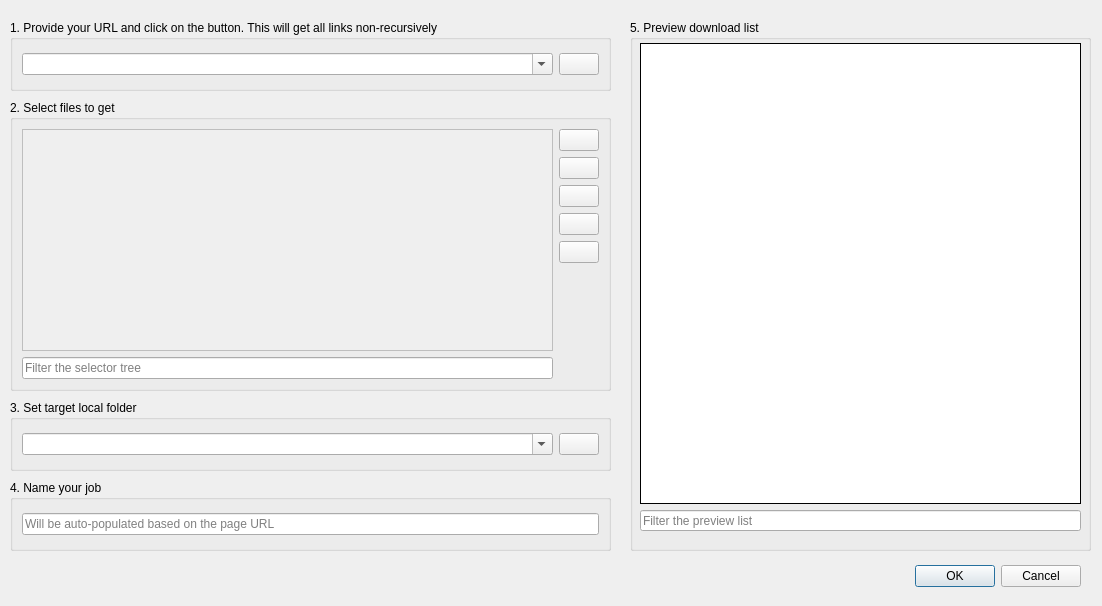
This is aoget/qt/job_editor.ui in endre-git/aoget as Qt 5 draws it before an edit. The edited form follows.
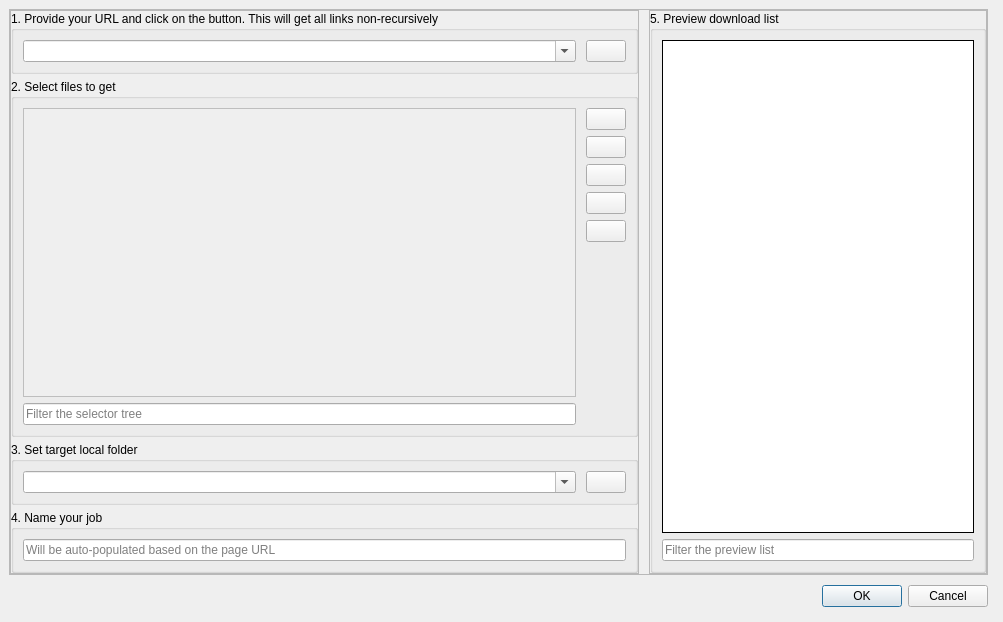
This is the edited form. Icons and pictures are not drawn.

Commit message: milestone completed: job editor. EXE can be created now

The edit to the form file:
```diff
--- a/aoget/qt/job_editor.ui
+++ b/aoget/qt/job_editor.ui
@@ -6,42 +6,86 @@
    <rect>
     <x>0</x>
     <y>0</y>
-    <width>1102</width>
-    <height>606</height>
+    <width>1003</width>
+    <height>622</height>
    </rect>
   </property>
   <property name="windowTitle">
    <string>Job Editor</string>
   </property>
-  <widget class="QDialogButtonBox" name="buttonBox">
-   <property name="geometry">
-    <rect>
-     <x>460</x>
-     <y>560</y>
-     <width>621</width>
-     <height>32</height>
-    </rect>
+  <layout class="QVBoxLayout" name="verticalLayout" stretch="10,0">
+   <property name="spacing">
+    <number>10</number>
    </property>
-   <property name="orientation">
-    <enum>Qt::Horizontal</enum>
+   <property name="leftMargin">
+    <number>9</number>
    </property>
-   <property name="standardButtons">
-    <set>QDialogButtonBox::Cancel|QDialogButtonBox::Ok</set>
+   <property name="topMargin">
+    <number>9</number>
    </property>
-  </widget>
-  <widget class="QGroupBox" name="groupBox">
-   <property name="geometry">
-    <rect>
-     <x>10</x>
-     <y>20</y>
-     <width>601</width>
-     <height>71</height>
-    </rect>
+   <property name="rightMargin">
+    <number>15</number>
    </property>
+   <property name="bottomMargin">
+    <number>15</number>
+   </property>
+   <item>
+    <widget class="QFrame" name="windowFrame">
+     <property name="frameShape">
+      <enum>QFrame::StyledPanel</enum>
+     </property>
+     <property name="frameShadow">
+      <enum>QFrame::Raised</enum>
+     </property>
+     <layout class="QHBoxLayout" name="horizontalLayout" stretch="65,35">
+      <property name="spacing">
+       <number>10</number>
+      </property>
+      <property name="leftMargin">
+       <number>0</number>
+      </property>
+      <property name="topMargin">
+       <number>0</number>
+      </property>
+      <property name="rightMargin">
+       <number>0</number>
+      </property>
+      <property name="bottomMargin">
+       <number>0</number>
+      </property>
+      <item>
+       <widget class="QFrame" name="leftFrame">
+        <property name="frameShape">
+         <enum>QFrame::StyledPanel</enum>
+        </property>
+        <property name="frameShadow">
+         <enum>QFrame::Raised</enum>
+        </property>
+        <layout class="QVBoxLayout" name="verticalLayout_2" stretch="0,1,0,0">
+         <property name="spacing">
+          <number>5</number>
+         </property>
+         <property name="leftMargin">
+          <number>0</number>
+         </property>
+         <property name="topMargin">
+          <number>0</number>
+         </property>
+         <property name="rightMargin">
+          <number>0</number>
+         </property>
+         <property name="bottomMargin">
+          <number>0</number>
+         </property>
+         <item>
+          <widget class="QGroupBox" name="groupBoxStep1">
    <property name="title">
     <string>1. Provide your URL and click on the button. This will get all links non-recursively</string>
    </property>
    <layout class="QGridLayout" name="gridLayout" columnstretch="1,0">
+            <property name="horizontalSpacing">
+             <number>10</number>
+            </property>
     <item row="0" column="1">
      <widget class="QPushButton" name="btnFetchPage">
       <property name="toolTip">
@@ -64,6 +108,12 @@
     </item>
     <item row="0" column="0">
      <widget class="QComboBox" name="cmbPageUrl">
+              <property name="sizePolicy">
+               <sizepolicy hsizetype="Ignored" vsizetype="Fixed">
+                <horstretch>0</horstretch>
+                <verstretch>0</verstretch>
+               </sizepolicy>
+              </property>
       <property name="editable">
        <bool>true</bool>
       </property>
@@ -71,19 +121,16 @@
     </item>
    </layout>
   </widget>
-  <widget class="QGroupBox" name="groupBox_2">
-   <property name="geometry">
-    <rect>
-     <x>10</x>
-     <y>100</y>
-     <width>601</width>
-     <height>291</height>
-    </rect>
-   </property>
+         </item>
+         <item>
+          <widget class="QGroupBox" name="groupBoxStep2">
    <property name="title">
     <string>2. Select files to get</string>
    </property>
    <layout class="QGridLayout" name="gridLayout_2" columnstretch="1,1,0">
+            <property name="horizontalSpacing">
+             <number>10</number>
+            </property>
     <item row="2" column="2">
      <widget class="QPushButton" name="btnDeselectDiskDuplicates">
       <property name="toolTip">
@@ -217,19 +264,16 @@
     </item>
    </layout>
   </widget>
-  <widget class="QGroupBox" name="groupBox_4">
-   <property name="geometry">
-    <rect>
-     <x>10</x>
-     <y>400</y>
-     <width>601</width>
-     <height>71</height>
-    </rect>
-   </property>
+         </item>
+         <item>
+          <widget class="QGroupBox" name="groupBoxStep3">
    <property name="title">
     <string>3. Set target local folder</string>
    </property>
-   <layout class="QGridLayout" name="gridLayout_4" columnstretch="1,0">
+           <layout class="QGridLayout" name="gridLayout_4" columnstretch="10,0">
+            <property name="horizontalSpacing">
+             <number>10</number>
+            </property>
     <item row="0" column="0">
      <widget class="QComboBox" name="cmbLocalTarget">
       <property name="editable">
@@ -259,60 +303,9 @@
     </item>
    </layout>
   </widget>
-  <widget class="QGroupBox" name="groupBox_5">
-   <property name="geometry">
-    <rect>
-     <x>630</x>
-     <y>20</y>
-     <width>461</width>
-     <height>531</height>
-    </rect>
-   </property>
-   <property name="title">
-    <string>5. Preview download list</string>
-   </property>
-   <widget class="QListWidget" name="lstFilesetPreview">
-    <property name="geometry">
-     <rect>
-      <x>10</x>
-      <y>23</y>
-      <width>441</width>
-      <height>461</height>
-     </rect>
-    </property>
-    <property name="frameShape">
-     <enum>QFrame::Panel</enum>
-    </property>
-    <property name="frameShadow">
-     <enum>QFrame::Plain</enum>
-    </property>
-    <property name="midLineWidth">
-     <number>1</number>
-    </property>
-   </widget>
-   <widget class="QLineEdit" name="txtPreviewFilter">
-    <property name="geometry">
-     <rect>
-      <x>10</x>
-      <y>490</y>
-      <width>441</width>
-      <height>21</height>
-     </rect>
-    </property>
-    <property name="placeholderText">
-     <string>Filter the preview list</string>
-    </property>
-   </widget>
-  </widget>
-  <widget class="QGroupBox" name="groupBox_7">
-   <property name="geometry">
-    <rect>
-     <x>10</x>
-     <y>480</y>
-     <width>601</width>
-     <height>71</height>
-    </rect>
-   </property>
+         </item>
+         <item>
+          <widget class="QGroupBox" name="groupBoxStep4">
    <property name="title">
     <string>4. Name your job</string>
    </property>
@@ -326,6 +319,83 @@
     </item>
    </layout>
   </widget>
+         </item>
+        </layout>
+       </widget>
+      </item>
+      <item>
+       <widget class="QFrame" name="rightFrame">
+        <property name="frameShape">
+         <enum>QFrame::StyledPanel</enum>
+        </property>
+        <property name="frameShadow">
+         <enum>QFrame::Raised</enum>
+        </property>
+        <layout class="QVBoxLayout" name="verticalLayout_3">
+         <property name="spacing">
+          <number>5</number>
+         </property>
+         <property name="leftMargin">
+          <number>0</number>
+         </property>
+         <property name="topMargin">
+          <number>0</number>
+         </property>
+         <property name="rightMargin">
+          <number>0</number>
+         </property>
+         <property name="bottomMargin">
+          <number>0</number>
+         </property>
+         <item>
+          <widget class="QGroupBox" name="groupBoxStep5">
+           <property name="title">
+            <string>5. Preview download list</string>
+           </property>
+           <layout class="QVBoxLayout" name="verticalLayout_4">
+            <item>
+             <widget class="QListWidget" name="lstFilesetPreview">
+              <property name="frameShape">
+               <enum>QFrame::Panel</enum>
+              </property>
+              <property name="frameShadow">
+               <enum>QFrame::Plain</enum>
+              </property>
+              <property name="midLineWidth">
+               <number>1</number>
+              </property>
+              <property name="selectionMode">
+               <enum>QAbstractItemView::ExtendedSelection</enum>
+              </property>
+             </widget>
+            </item>
+            <item>
+             <widget class="QLineEdit" name="txtPreviewFilter">
+              <property name="placeholderText">
+               <string>Filter the preview list</string>
+              </property>
+             </widget>
+            </item>
+           </layout>
+          </widget>
+         </item>
+        </layout>
+       </widget>
+      </item>
+     </layout>
+    </widget>
+   </item>
+   <item>
+    <widget class="QDialogButtonBox" name="buttonBox">
+     <property name="orientation">
+      <enum>Qt::Horizontal</enum>
+     </property>
+     <property name="standardButtons">
+      <set>QDialogButtonBox::Cancel|QDialogButtonBox::Ok</set>
+     </property>
+    </widget>
+   </item>
+  </layout>
  </widget>
  <resources/>
  <connections>
```
Left out of the diff: 16 changed lines with no effect on the pictures. Lines whose indentation alone changed are shown as unchanged. The commit also changes 29 other files.
